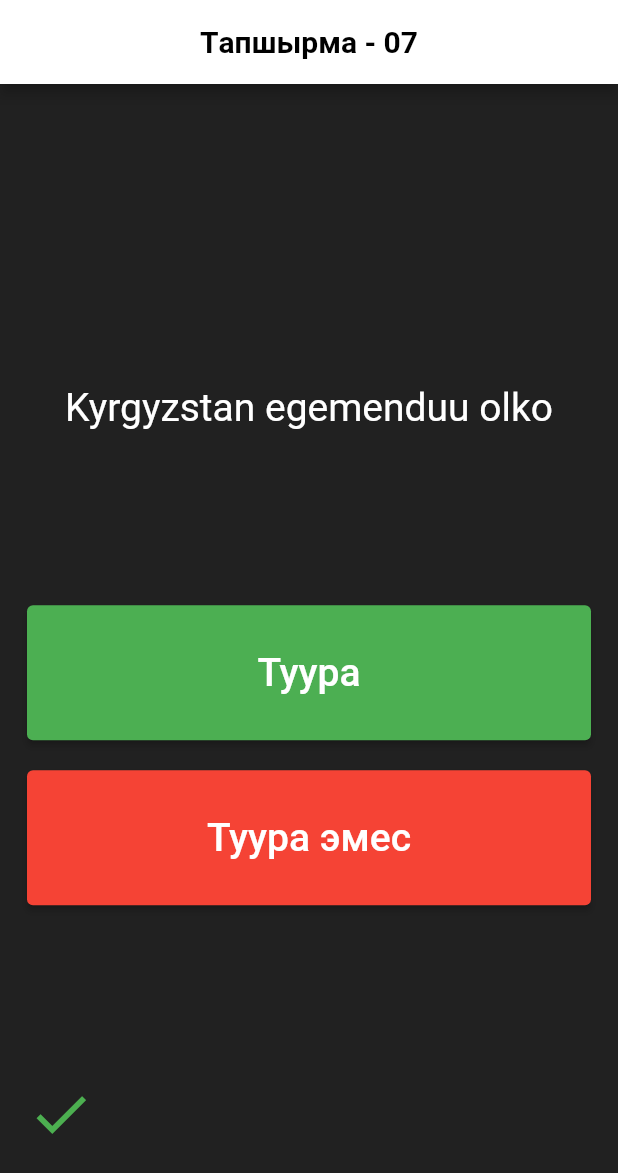
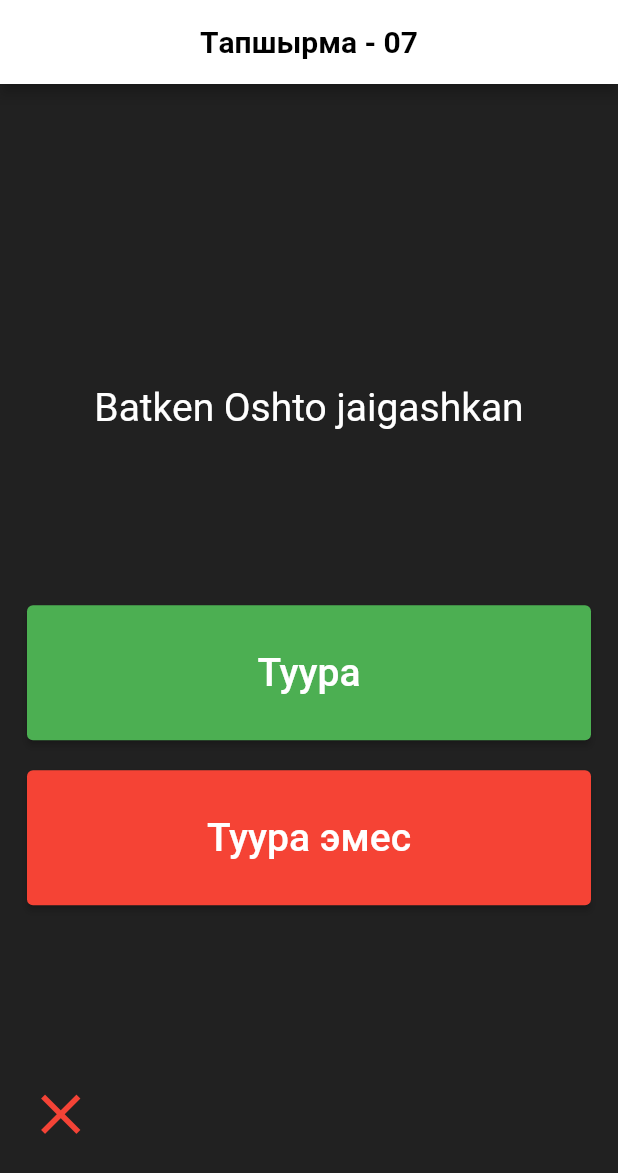
Before and after one commit to JanibekJali/Kurs5-Quiz-App, a Flutter app: the screen it shows after launch, after a tap on "Туура", on a phone screen of 412 x 824 dp. Shown: the top 1173 px of the screen. Run offline on Flutter 3.47's test engine with Material 2 defaults, Android fonts, the phone set to English and light mode, and no system bars.

Commit message:
Ortosuna keldi

```diff
--- a/lib/quiz_brain.dart
+++ b/lib/quiz_brain.dart
@@ -1,14 +1,39 @@
+import 'dart:developer';
+
 import 'package:quiz_application/quiz_model.dart';
 
 class QuizBrain {
   int _index = 0;
   List<QuizModel> suroolorJanaJooptor = <QuizModel>[
-    QuizModel(suroolor: 'Kyrgyzstan egemenduu olko', jooptor: true),
-    QuizModel(suroolor: 'Batken Oshto jaigashkan', jooptor: false),
-    QuizModel(suroolor: 'Narynda Son Kol jaigashkan  ', jooptor: true),
+    QuizModel(suroolor: 'Bishkek Oshko karashtuu', jooptor: false), //0
+    QuizModel(suroolor: 'Batken Oshto jaigashkan', jooptor: false), // 1
+    QuizModel(suroolor: 'Narynda Son Kol jaigashkan  ', jooptor: true), // 2
   ];
 
+  //Surrolordu alip kel
   String getQuestion() {
-    return suroolorJanaJooptor[_index].suroolor;
+    if (_index < suroolorJanaJooptor.length) {
+      return suroolorJanaJooptor[_index].suroolor;
+    } else {
+      return 'Ayagina chykty';
+    }
+  }
+
+  //Jooptordu alip kel
+  bool getAnswers() {
+    return suroolorJanaJooptor[_index].jooptor;
+  }
+
+  //Suroonu otkoz
+  void getNext() {
+    log('_index: $_index');
+    _index++;
+  }
+
+  // noldon bashta
+  void reset() {
+    _index = 0;
   }
 }
+
+final QuizBrain quizBrain = QuizBrain();
--- a/lib/quiz_screen.dart
+++ b/lib/quiz_screen.dart
@@ -22,6 +22,32 @@ class _QuizScreenState extends State<QuizScreen> {
     color: Colors.red,
     size: 45.0,
   );
+  String suroo;
+  // buttubu- teksherip jatabyz
+  bool isFinished;
+  //Koldonuuchu joop berdi
+  void userAnswered(bool userAnswer) {
+    bool correctAnswer = quizBrain.getAnswers();
+    if (userAnswer == correctAnswer) {
+      icons.add(correctIcon);
+    } else {
+      icons.add(incorrectIcon);
+    }
+
+    quizBrain.getNext();
+    suroo = quizBrain.getQuestion();
+    if (suroo == 'Ayagina chykty') {
+      isFinished = true;
+    }
+    setState(() {});
+  }
+
+  @override
+  void initState() {
+    super.initState();
+    suroo = quizBrain.getQuestion();
+  }
+
   @override
   Widget build(BuildContext context) {
     return Scaffold(
@@ -44,18 +70,29 @@ class _QuizScreenState extends State<QuizScreen> {
           children: [
             const SizedBox(height: 25.0),
             Text(
-              QuizBrain().getQuestion(),
+              suroo ?? 'Suroolor',
               style: const TextStyle(
                 color: Colors.white,
                 fontSize: 26.0,
               ),
             ),
+            if (isFinished == true)
+              CustomButton(
+                textButton: 'Kairadan bashta',
+                onPress: () {
+                  quizBrain.reset();
+                  suroo = quizBrain.getQuestion();
+                  isFinished = false;
+                  icons = <Icon>[];
+                  setState(() {});
+                },
+              )
+            else
               Column(
                 children: [
                   CustomButton(
                     onPress: () {
-                    icons.add(correctIcon);
-                    setState(() {});
+                      userAnswered(true);
                     },
                     textButton: 'Туура',
                     color: const Color(0xff4CAF52),
@@ -65,8 +102,7 @@ class _QuizScreenState extends State<QuizScreen> {
                   ),
                   CustomButton(
                     onPress: (() {
-                    icons.add(incorrectIcon);
-                    setState(() {});
+                      userAnswered(false);
                     }),
                     textButton: 'Туура эмес',
                     color: const Color(0xffF54335),
```
Lines whose indentation alone changed are shown as unchanged.
